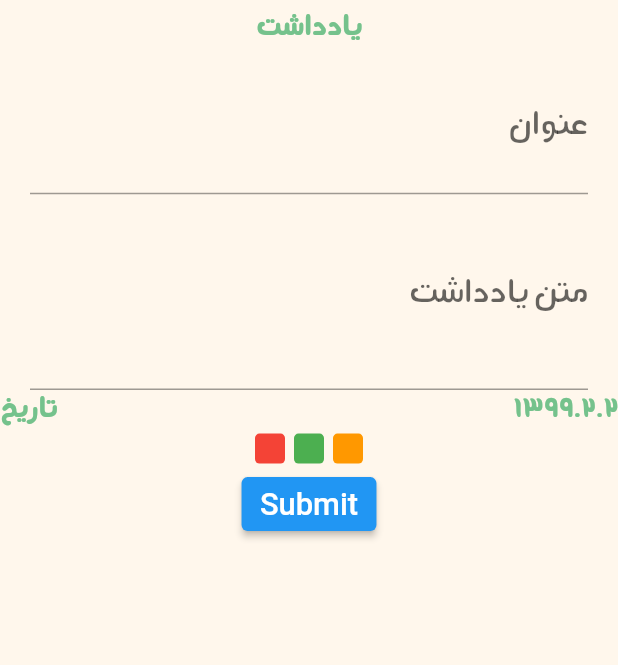
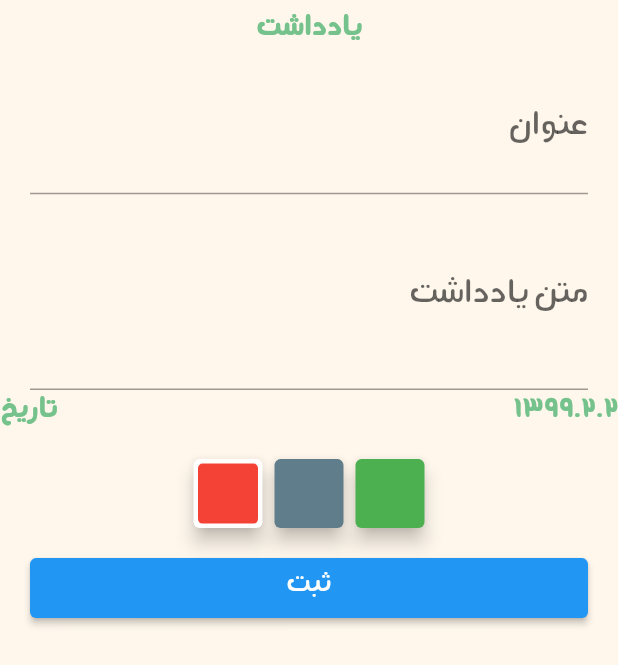
Before and after one commit to samad-nkarimi/today_app, a Flutter app: the FormWidget widget shown alone on an empty page, opened directly, on a phone screen of 412 x 824 dp. Shown: the top 665 px of the screen. Run offline on Flutter 3.47's test engine with Material 2 defaults, Android fonts, the phone set to English and light mode, and no system bars; our stand-ins replace bloc, dotted_border, equatable, flutter_bloc, flutter_svg, sqflite and 1 more; missing offline and left inert: flutter_email_sender, store_redirect; accounts and stored records are empty.

Commit message:
some changes

```diff
--- a/lib/calender_page.dart
+++ b/lib/calender_page.dart
@@ -24,6 +24,7 @@ class _CalendarPageState extends State<CalendarPage> {
     return GestureDetector(
       onTap: () {
         showModalBottomSheet(
+          isScrollControlled: true,
           shape: const RoundedRectangleBorder(
             borderRadius: BorderRadius.only(
               topLeft: Radius.circular(30.0),
@@ -152,12 +153,12 @@ class _CalendarPageState extends State<CalendarPage> {
                           return false;
                         }
                       },
-                      background:Container(color: Colors.red),
+                      background:Container(color: Colors.grey),
 
                       child: NoteItem(
                         notes[i].title,
                         notes[i].subTitle,
-                        labelColor: Colors.orange,
+                        labelColor: notes[i].labelColor,
                       ),
                     ),
                   // NoteItem(labelColor: Colors.orange),
--- a/lib/form_widget.dart
+++ b/lib/form_widget.dart
@@ -17,6 +17,7 @@ class FormWidget extends StatefulWidget {
 class _FormWidgetState extends State<FormWidget> {
   final _formKey = GlobalKey<FormState>();
   Note note = Note("", "");
+  int noteColorIndex = 0;
 
   @override
   Widget build(BuildContext context) {
@@ -110,47 +111,84 @@ class _FormWidgetState extends State<FormWidget> {
                     const Text("1399.2.2"),
                   ],
                 ),
-              Row(
+              Padding(
+                padding: const EdgeInsets.all(16.0),
+                child: Row(
                   mainAxisAlignment: MainAxisAlignment.center,
                   children: [
-                  Container(
-                    margin: const EdgeInsets.all(3.0),
-                    decoration: BoxDecoration(color: Colors.red, borderRadius: BorderRadius.circular(3.0)),
-                    width: 20,
-                    height: 20,
+                    coloredItem(Colors.red, 0),
+                    coloredItem(Colors.blueGrey, 1),
+                    coloredItem(Colors.green, 2),
+                    // Container(
+                    //   margin: const EdgeInsets.all(3.0),
+                    //   decoration: BoxDecoration(color: Colors.red, borderRadius: BorderRadius.circular(3.0)),
+                    //   width: 40,
+                    //   height: 40,
+                    // ),
+                    // Container(
+                    //   margin: const EdgeInsets.all(3.0),
+                    //   decoration: BoxDecoration(color: Colors.green, borderRadius: BorderRadius.circular(3.0)),
+                    //   width: 40,
+                    //   height: 40,
+                    // ),
+                    // Container(
+                    //   margin: const EdgeInsets.all(3.0),
+                    //   decoration: BoxDecoration(color: Colors.orange, borderRadius: BorderRadius.circular(3.0)),
+                    //   width: 40,
+                    //   height: 40,
+                    // ),
+                  ],
+                ),
               ),
               Container(
-                    margin: const EdgeInsets.all(3.0),
-                    decoration: BoxDecoration(color: Colors.green, borderRadius: BorderRadius.circular(3.0)),
-                    width: 20,
-                    height: 20,
-                  ),
-                  Container(
-                    margin: const EdgeInsets.all(3.0),
-                    decoration: BoxDecoration(color: Colors.orange, borderRadius: BorderRadius.circular(3.0)),
-                    width: 20,
-                    height: 20,
-                  ),
-                ],
-              ),
-              ElevatedButton(
+                width: double.infinity,
+                height: 40,
+                padding: const EdgeInsets.symmetric(horizontal: 20),
+                child: ElevatedButton(
                   onPressed: () {
                     if (_formKey.currentState!.validate()) {
                       Navigator.pop(context);
-                    ScaffoldMessenger.of(context).showSnackBar(
-                      const SnackBar(content: Text("done!")),
-                    );
-                    note.isTodayNote= widget.isCalendarPage;
-                    note.setId( note.getRandomString());
+                      // ScaffoldMessenger.of(context).showSnackBar(
+                      //   const SnackBar(content: Text("done!")),
+                      // );
+                      note.isTodayNote = widget.isCalendarPage;
+                      note.setId(note.getRandomString());
+                      note.setLabelColor(noteColorIndex);
                       BlocProvider.of<NoteBloc>(context).add(NewNoteWasSent(note));
                     }
                   },
-                child: const Text("Submit"),
+                  child: const Text("ثبت"),
+                ),
               ),
             ],
           ),
         );
       },
+    );
+  }
+
+  // repeated
+  Widget coloredItem(Color color, int i) {
+    return InkWell(
+      onTap: () {
+        setState(() {
+          noteColorIndex = i;
+        });
+        // BlocProvider.of<ThemeSettingBloc>(context).add(ThemeChanged(currentTheme));
+      },
+      child: Card(
+        elevation: 5,
+        color: noteColorIndex == i ? Colors.white : color,
+        child: Container(
+          margin: const EdgeInsets.all(3.0),
+          decoration: BoxDecoration(
+            borderRadius: BorderRadius.circular(3),
+            color: color,
+          ),
+          height: 40,
+          width: 40,
+        ),
+      ),
     );
   }
 
--- a/lib/home_page.dart
+++ b/lib/home_page.dart
@@ -69,11 +69,11 @@ class _HomePageState extends State<HomePage> {
                                 return false;
                               }
                             },
-                            background: Container(color: Colors.red),
+                            background: Container(color: Colors.grey),
                             child: NoteItem(
                               notes[i].title,
                               notes[i].subTitle,
-                              labelColor: Colors.orange,
+                              labelColor: notes[i].labelColor,
                             ),
                           ),
                         addNoteWidgetButton(),
@@ -248,7 +248,7 @@ class _HomePageState extends State<HomePage> {
   Widget addNoteWidgetButton() {
     return ElevatedButton(
       onPressed: () {
-        showModalBottomSheet(
+        showModalBottomSheet(isScrollControlled: true,
           shape: const RoundedRectangleBorder(
             borderRadius: BorderRadius.only(
               topLeft: Radius.circular(30.0),
```
Also changed, not shown: lib/custom_calendar.dart (+7 -7 lines), lib/models/note.dart (+8 -2 lines). Lines whose indentation alone changed are shown as unchanged.
